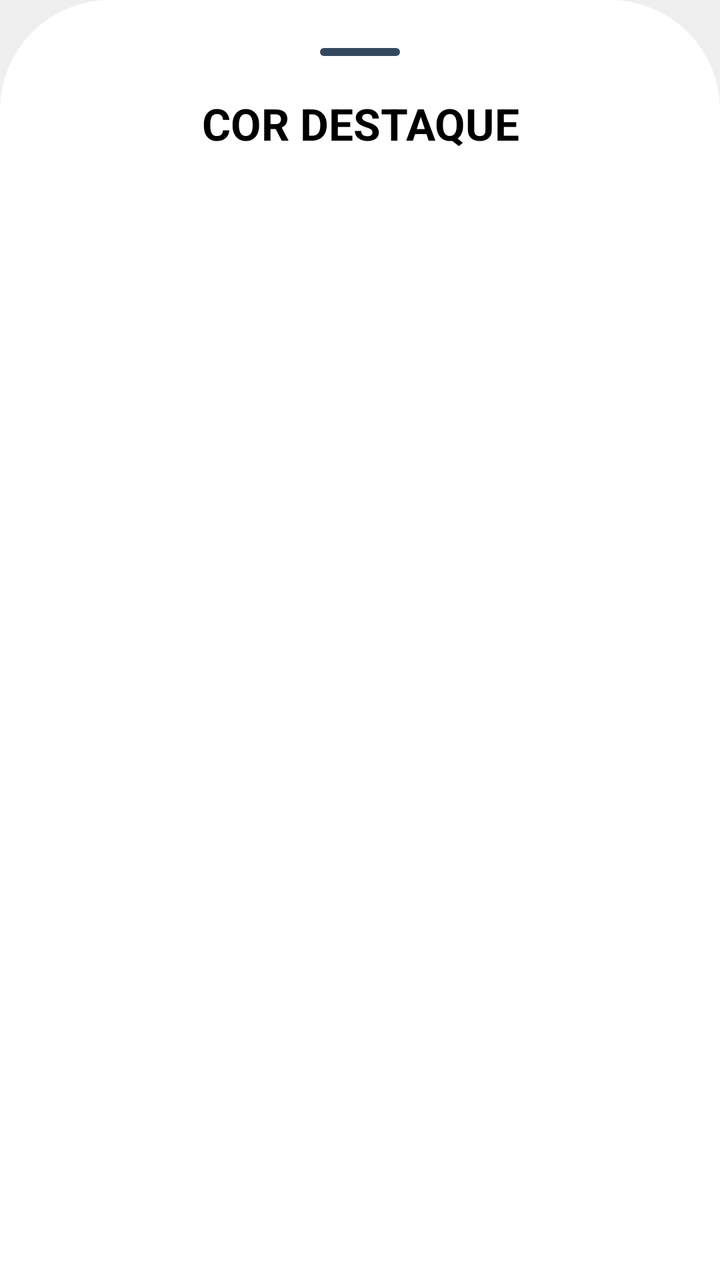
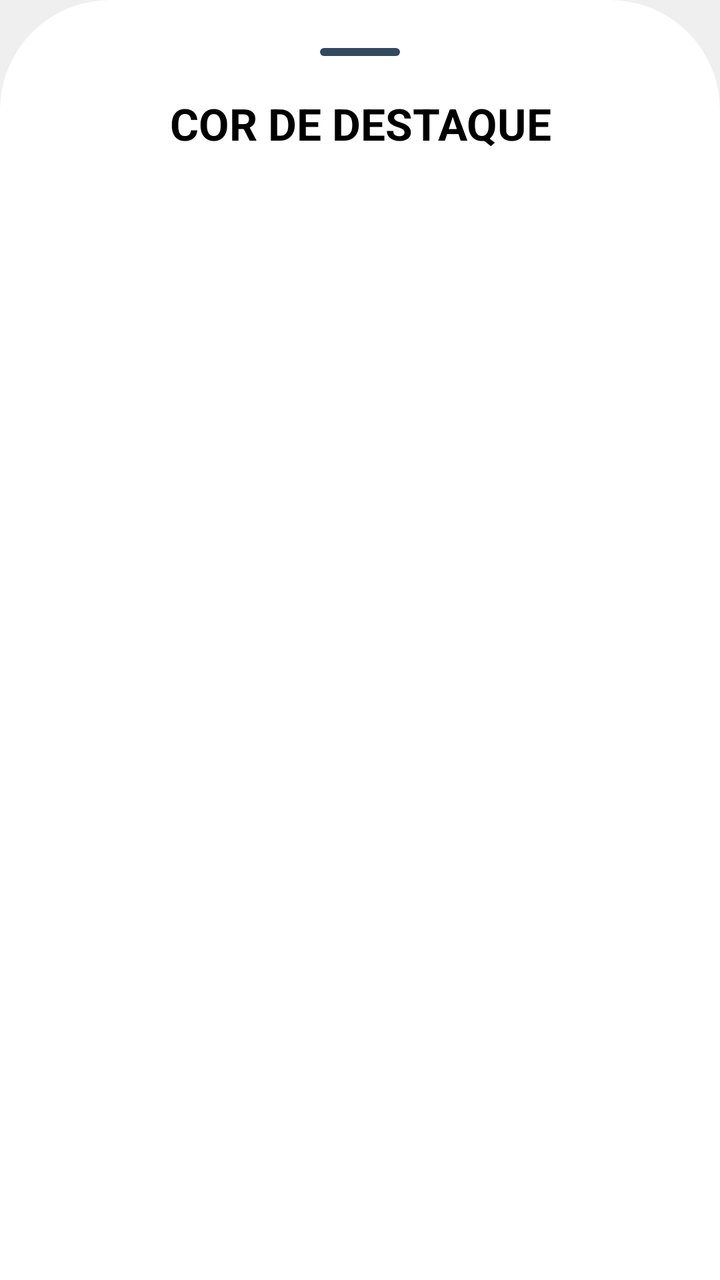

The first picture is an Android layout as it rendered before a commit; the second is the same layout after the commit. The layout source and the unified diff follow.
<!-- AndroidManifest.xml: application theme Base.Theme.KingOfBozo.Standard -->
<!-- res/layout/bottom_sheet_theme_selection.xml -->
<?xml version="1.0" encoding="utf-8"?>
<LinearLayout xmlns:android="http://schemas.android.com/apk/res/android"
    xmlns:app="http://schemas.android.com/apk/res-auto"
    xmlns:tools="http://schemas.android.com/tools"
    android:id="@+id/form_add_player"
    android:layout_width="match_parent"
    android:layout_height="wrap_content"
    android:backgroundTint="?attr/cardBackgroundColor"
    android:background="@drawable/bottom_sheet_background"
    android:orientation="vertical"
    android:paddingVertical="24dp">

    <ImageView
        android:layout_width="40dp"
        android:layout_height="4dp"
        android:layout_gravity="center_horizontal"
        android:layout_marginBottom="16dp"
        app:tint="?attr/colorPrimary"
        android:src="@drawable/background_card_dark" />

    <FrameLayout
        android:layout_width="match_parent"
        android:layout_height="wrap_content">

        <TextView
            android:layout_width="match_parent"
            android:layout_height="wrap_content"
            android:layout_gravity="center"
            android:layout_marginBottom="24dp"
            android:gravity="center"
            android:text="COR DESTAQUE"
            android:paddingTop="15dp"
            android:textColor="?attr/textFillColor"
            android:textSize="22sp"
            android:textStyle="bold" />

    </FrameLayout>

    <androidx.recyclerview.widget.RecyclerView
        android:id="@+id/recycler_view_themes"
        android:layout_width="match_parent"
        android:layout_height="wrap_content"
        android:orientation="horizontal"
        app:layoutManager="androidx.recyclerview.widget.LinearLayoutManager"
        tools:listitem="@layout/item_theme_selection" />



</LinearLayout>
<!-- res/layout/item_theme_selection.xml (included above) -->
<?xml version="1.0" encoding="utf-8"?>
<androidx.constraintlayout.widget.ConstraintLayout xmlns:android="http://schemas.android.com/apk/res/android"
    xmlns:app="http://schemas.android.com/apk/res-auto"
    xmlns:tools="http://schemas.android.com/tools"
    android:layout_width="wrap_content"
    android:layout_height="wrap_content"
    android:padding="16dp"
    android:clickable="true"
    android:focusable="true"
    android:background="?attr/selectableItemBackground">

    <TextView
        android:id="@+id/text_theme_name"
        android:layout_width="wrap_content"
        android:layout_height="wrap_content"
        android:paddingTop="10px"
        android:text="NOME DA COR"
        android:textColor="?attr/textFillColor"
        android:textSize="12sp"
        android:textStyle="bold"
        app:layout_constraintEnd_toEndOf="parent"
        app:layout_constraintStart_toStartOf="parent"
        app:layout_constraintTop_toBottomOf="@+id/image_logo_fundo" />

    <View
        android:id="@+id/view_color_preview"
        android:layout_width="60dp"
        android:layout_height="100dp"
        android:layout_marginBottom="5dp"
        android:background="@drawable/celular_cor"
        app:layout_constraintBottom_toTopOf="@+id/text_theme_name"
        app:layout_constraintEnd_toEndOf="@+id/image_logo_fundo"
        app:layout_constraintStart_toStartOf="@+id/image_logo_fundo" />


    <ImageView
        android:id="@+id/image_logo_fundo"
        android:layout_width="75dp"
        android:layout_height="wrap_content"
        android:adjustViewBounds="true"
        android:contentDescription="@string/logo_king_of_boz"
        android:src="?attr/phoneImage"
        app:layout_constraintEnd_toEndOf="parent"
        app:layout_constraintStart_toStartOf="parent"/>


</androidx.constraintlayout.widget.ConstraintLayout>
<!-- resources referenced by this layout -->
<resources>
  <!-- drawable background_card_dark (drawable) -->
  <shape xmlns:android="http://schemas.android.com/apk/res/android"
      android:shape="rectangle">
      <solid android:color="@color/fundo_light" />
      <corners android:radius="100dp" />
  </shape>
  <!-- drawable bottom_sheet_background (drawable) -->
  <?xml version="1.0" encoding="utf-8"?>
  <shape xmlns:android="http://schemas.android.com/apk/res/android"
      android:shape="rectangle">
      <solid android:color="@color/fundo_light"/>
      <corners android:topLeftRadius="55dp" android:topRightRadius="55dp"/>
  </shape>
  <!-- drawable celular_cor (drawable) -->
  <vector xmlns:android="http://schemas.android.com/apk/res/android"
      android:width="446.89dp"
      android:height="785.96dp"
      android:viewportWidth="446.89"
      android:viewportHeight="785.96">
    <path
        android:pathData="M446.9,74.34l-0,637.28c-0,41.03 -33.31,74.34 -74.34,74.34l-298.21,0c-41.03,0 -74.34,-33.31 -74.34,-74.34L0.01,74.34c-0,-41.03 33.31,-74.34 74.34,-74.34L372.56,0c41.03,0 74.34,33.31 74.34,74.34Z"
        android:fillColor="#ebff57"/>
  </vector>
  <string name="logo_king_of_boz">Logo King of Bozó</string>
  <style name="Base.Theme.KingOfBozo.Standard" parent="Theme.Material3.DayNight.NoActionBar">
          <item name="colorPrimary">@color/padrao</item>
          <item name="textFillColor">@color/text_dark</item>
          <item name="customTextBackground">@color/text_light</item>
          <item name="customIcon">@color/icon_dark</item>
          <item name="iconTint">@color/icon_light</item>
          <item name="phoneImage">@drawable/phone_light</item>
          <item name="customBackground">@color/fundo_light</item>
          <item name="cardBackgroundColor">@color/card_light</item>
          <item name="cardForegroundColor">@color/card_dark</item>
          <item name="android:windowBackground">?attr/customBackground</item>
          <item name="android:statusBarColor">@android:color/transparent</item>
          <item name="android:navigationBarColor">@android:color/transparent</item>
          <item name="android:windowLightStatusBar">true</item>
          <item name="android:windowLightNavigationBar" tools:targetApi="27">true</item>
      </style>
  <color name="fundo_light">#EFEFEF</color>
  <color name="padrao">#34495e</color>
  <color name="text_dark">#000000</color>
  <color name="text_light">#FFFFFF</color>
  <color name="icon_dark">#000000</color>
  <color name="icon_light">#FFFFFF</color>
  <!-- drawable phone_light: vector/xml drawable (drawable, 9237 chars, omitted) -->
  <color name="card_light">#FFFFFF</color>
  <color name="card_dark">#313131</color>
</resources>

<!-- the commit's change to res/layout/bottom_sheet_theme_selection.xml (unified diff, before → after) -->
@@ -28,7 +28,7 @@
             android:layout_gravity="center"
             android:layout_marginBottom="24dp"
             android:gravity="center"
-            android:text="COR DESTAQUE"
+            android:text="COR DE DESTAQUE"
             android:paddingTop="15dp"
             android:textColor="?attr/textFillColor"
             android:textSize="22sp"
